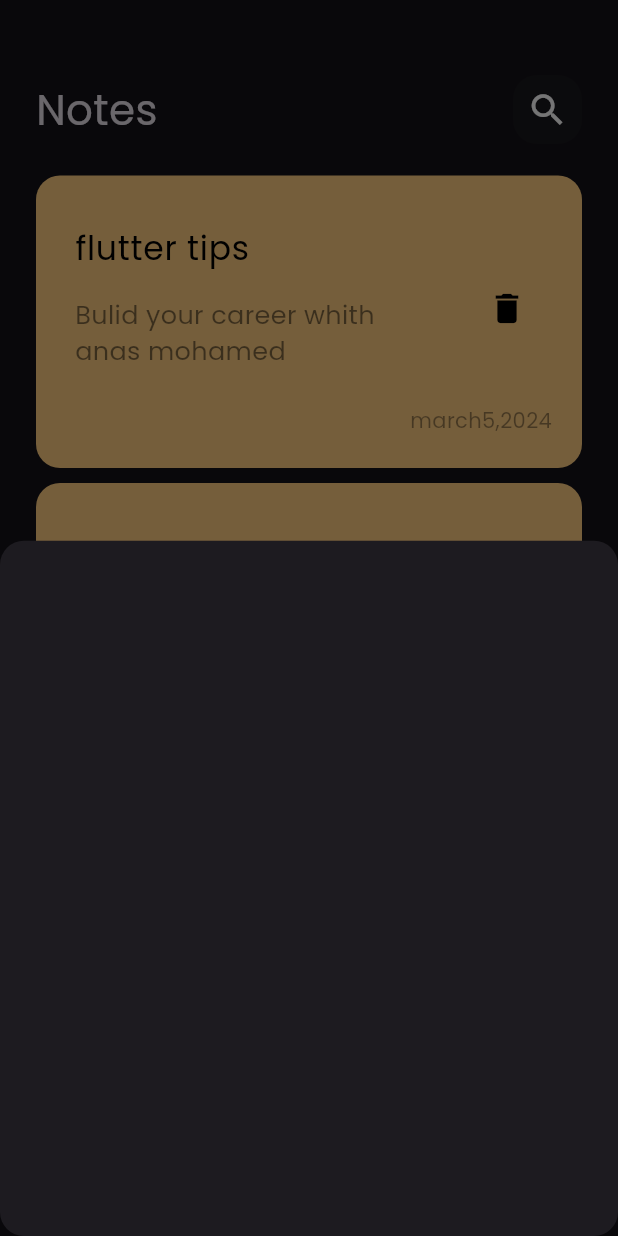
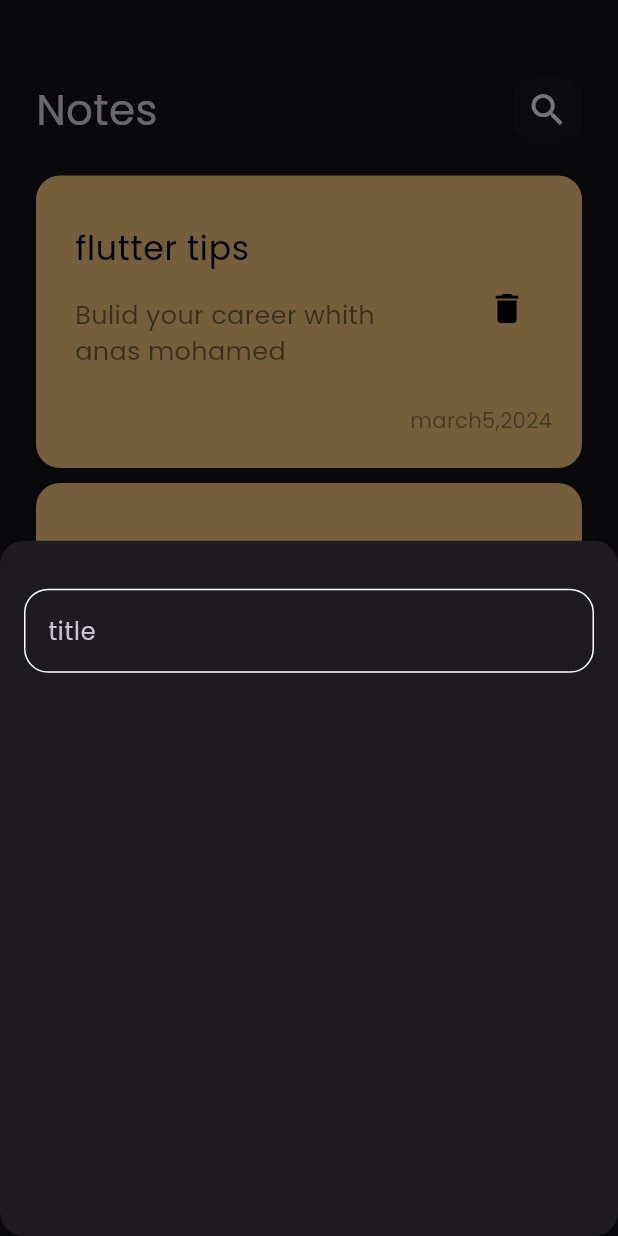
Before and after one commit to anasmohamed13/notes_app, a Flutter app: the screen it shows after launch, after a tap on the "add" icon, on a phone screen of 412 x 824 dp. Run offline on Flutter 3.47's test engine with Material 3 defaults, Android fonts, the phone set to English and light mode, and no system bars.

Commit message:
create custom textfield

```diff
--- /dev/null
+++ b/lib/constats.dart
@@ -0,0 +1,3 @@
+import 'package:flutter/material.dart';
+
+const kprimaryColor = Color(0xff62FCD7);
--- a/lib/widgets/add_bottom_sheet.dart
+++ b/lib/widgets/add_bottom_sheet.dart
@@ -1,10 +1,21 @@
 import 'package:flutter/material.dart';
+import 'package:mynoteapp/widgets/custom_text_field.dart';
 
 class AddNoteBottomSheet extends StatelessWidget {
   const AddNoteBottomSheet({super.key});
 
   @override
   Widget build(BuildContext context) {
-    return Container();
+    return const Padding(
+      padding: EdgeInsets.symmetric(horizontal: 16),
+      child: Column(
+        children: [
+          SizedBox(
+            height: 32,
+          ),
+          CustomTextField(),
+        ],
+      ),
+    );
   }
 }
--- /dev/null
+++ b/lib/widgets/custom_text_field.dart
@@ -0,0 +1,29 @@
+// ignore_for_file: non_constant_identifier_names, avoid_types_as_parameter_names
+
+import 'package:flutter/material.dart';
+
+import '../constats.dart';
+
+class CustomTextField extends StatelessWidget {
+  const CustomTextField({super.key});
+
+  @override
+  Widget build(BuildContext context) {
+    return TextField(
+      cursorColor: kprimaryColor,
+      decoration: InputDecoration(
+        hintText: 'title',
+        border: bulidBorder(),
+        enabledBorder: bulidBorder(),
+        focusedBorder: bulidBorder(Color: kprimaryColor),
+      ),
+    );
+  }
+
+  OutlineInputBorder bulidBorder({Color}) {
+    return OutlineInputBorder(
+      borderRadius: BorderRadius.circular(16),
+      borderSide: BorderSide(color: Color ?? Colors.white),
+    );
+  }
+}
```
